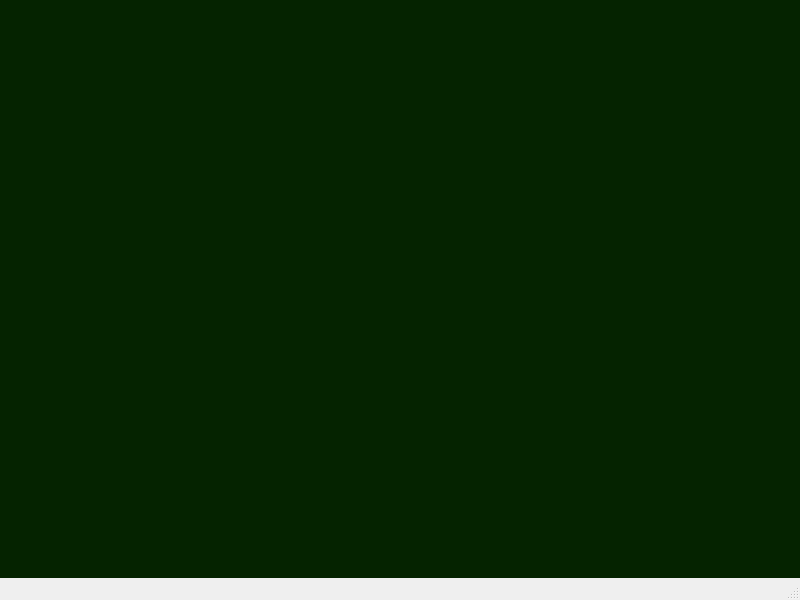
Old version of the form source/SimpleChat/mainwindow.ui in the repository ElizavetaPa17/simple-chat.
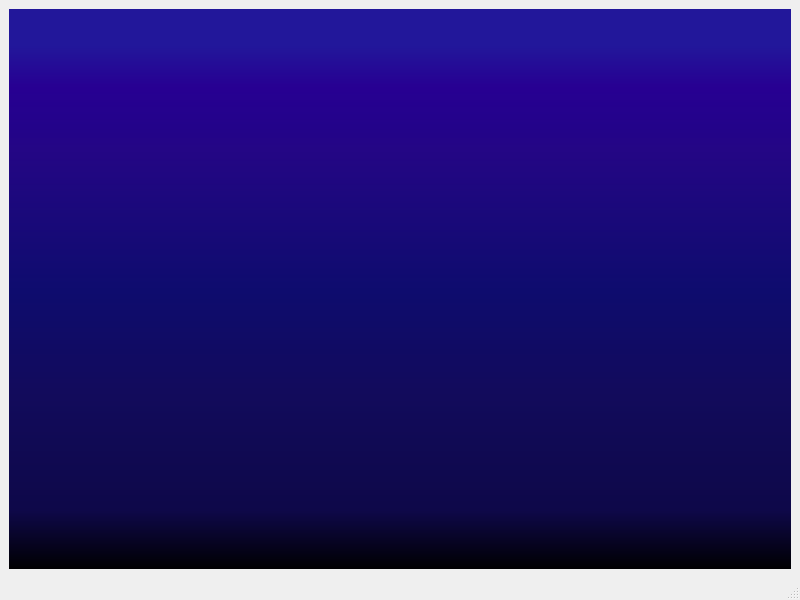
New version of the form.

Commit message: Create login and registration page

```diff
--- a/source/SimpleChat/mainwindow.ui
+++ b/source/SimpleChat/mainwindow.ui
@@ -15,10 +15,27 @@
   </property>
   <widget class="QWidget" name="centralwidget">
    <property name="styleSheet">
-    <string notr="true">.QWidget {
-	background-color: rgb(5, 35, 0);
+    <string notr="true"/>
+   </property>
+   <layout class="QGridLayout" name="gridLayout">
+    <item row="0" column="0">
+     <widget class="QStackedWidget" name="stackedMainWidget">
+      <property name="styleSheet">
+       <string notr="true">QWidget#stackedMainWidget {
+	background-color: qlineargradient(spread:pad, x1:0, y1:1, x2:0, y2:0, stop:0 rgba(0, 0, 0, 255), stop:0.106383 rgba(14, 8, 73, 255), stop:0.319149 rgba(18, 11, 92, 255), stop:0.497872 rgba(14, 12, 110, 255), stop:0.75 rgba(36, 6, 133, 255), stop:0.79 rgba(35, 3, 138, 255), stop:0.86 rgba(39, 0, 146, 255), stop:0.935 rgba(34, 23, 154, 255));
 }</string>
-   </property>
+      </property>
+      <widget class="QWidget" name="pageAuthentification">
+       <layout class="QGridLayout" name="gridLayout_2">
+        <item row="0" column="0">
+         <layout class="QVBoxLayout" name="verticalLayout"/>
+        </item>
+       </layout>
+      </widget>
+      <widget class="QWidget" name="page2"/>
+     </widget>
+    </item>
+   </layout>
   </widget>
   <widget class="QMenuBar" name="menubar">
    <property name="geometry">
```
Left out of the diff: 2 changed lines with no effect on the pictures. The commit also changes 12 other files.
